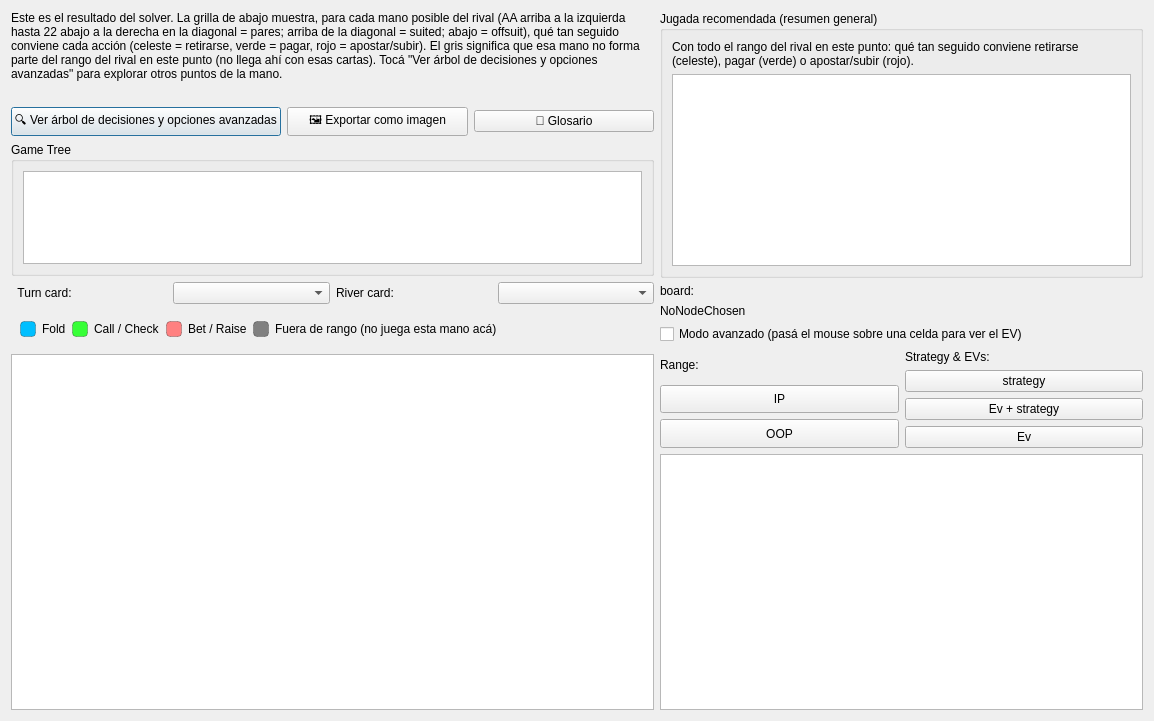
NicolasTu-dev/NicoSolver, file strategyexplorer.ui: the form before one commit.
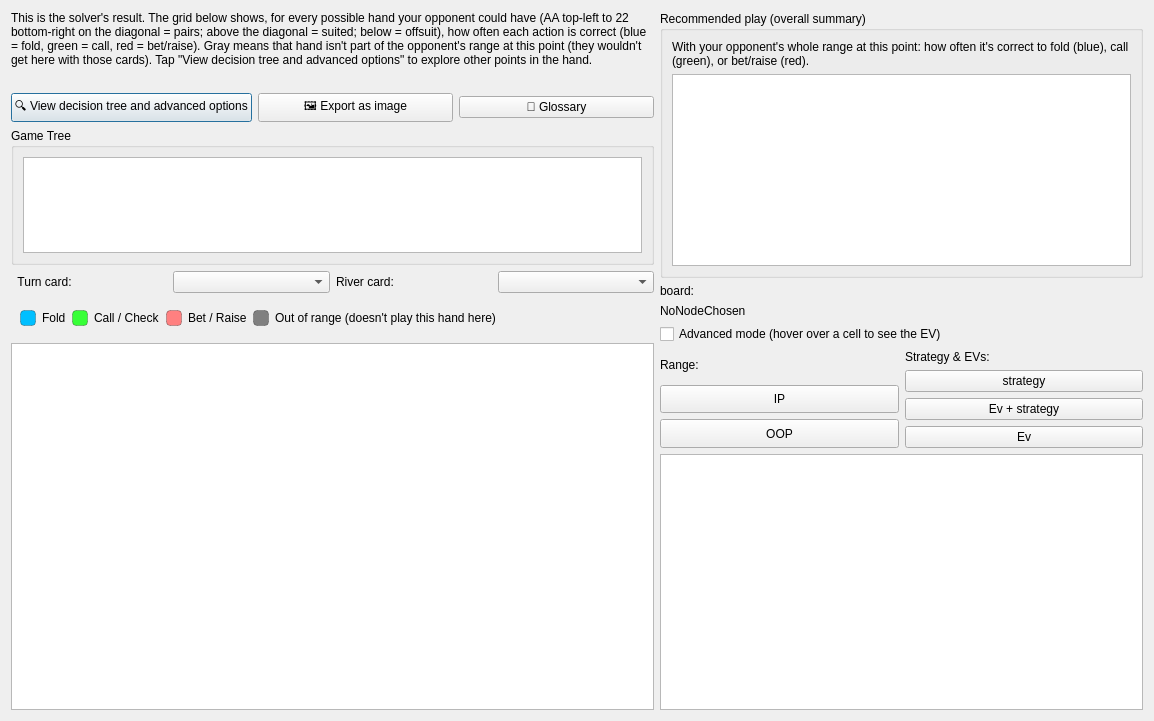
The form after the commit. Custom widgets are drawn as their Qt base class.

What changed in the file:
```diff
--- a/strategyexplorer.ui
+++ b/strategyexplorer.ui
@@ -22,7 +22,7 @@
         <bool>true</bool>
        </property>
        <property name="text">
-        <string>Este es el resultado del solver. La grilla de abajo muestra, para cada mano posible del rival (AA arriba a la izquierda hasta 22 abajo a la derecha en la diagonal = pares; arriba de la diagonal = suited; abajo = offsuit), qué tan seguido conviene cada acción (celeste = retirarse, verde = pagar, rojo = apostar/subir). El gris significa que esa mano no forma parte del rango del rival en este punto (no llega ahí con esas cartas). Tocá "Ver árbol de decisiones y opciones avanzadas" para explorar otros puntos de la mano.</string>
+        <string>This is the solver's result. The grid below shows, for every possible hand your opponent could have (AA top-left to 22 bottom-right on the diagonal = pairs; above the diagonal = suited; below = offsuit), how often each action is correct (blue = fold, green = call, red = bet/raise). Gray means that hand isn't part of the opponent's range at this point (they wouldn't get here with those cards). Tap "View decision tree and advanced options" to explore other points in the hand.</string>
        </property>
       </widget>
      </item>
@@ -44,21 +44,21 @@
        <item>
         <widget class="QPushButton" name="toggleAdvancedViewButton">
          <property name="text">
-          <string>🔍 Ver árbol de decisiones y opciones avanzadas</string>
+          <string>🔍 View decision tree and advanced options</string>
          </property>
         </widget>
        </item>
        <item>
         <widget class="QPushButton" name="exportImageButton">
          <property name="text">
-          <string>🖼️ Exportar como imagen</string>
+          <string>🖼️ Export as image</string>
          </property>
         </widget>
        </item>
        <item>
         <widget class="QPushButton" name="glossaryButton">
          <property name="text">
-          <string>📖 Glosario</string>
+          <string>📖 Glossary</string>
          </property>
         </widget>
        </item>
@@ -213,7 +213,7 @@
         <item>
          <widget class="QLabel" name="legendLabelOutOfRange">
           <property name="text">
-           <string>Fuera de rango (no juega esta mano acá)</string>
+           <string>Out of range (doesn't play this hand here)</string>
           </property>
          </widget>
         </item>
@@ -256,7 +256,7 @@
      <item>
       <widget class="QGroupBox" name="groupBox_2">
        <property name="title">
-        <string>Jugada recomendada (resumen general)</string>
+        <string>Recommended play (overall summary)</string>
        </property>
        <property name="flat">
         <bool>true</bool>
@@ -268,7 +268,7 @@
            <bool>true</bool>
           </property>
           <property name="text">
-           <string>Con todo el rango del rival en este punto: qué tan seguido conviene retirarse (celeste), pagar (verde) o apostar/subir (rojo).</string>
+           <string>With your opponent's whole range at this point: how often it's correct to fold (blue), call (green), or bet/raise (red).</string>
           </property>
          </widget>
         </item>
@@ -323,7 +323,7 @@
      <item>
       <widget class="QCheckBox" name="advancedModeCheck">
        <property name="text">
-        <string>Modo avanzado (pasá el mouse sobre una celda para ver el EV)</string>
+        <string>Advanced mode (hover over a cell to see the EV)</string>
        </property>
        <property name="checked">
         <bool>false</bool>
```
